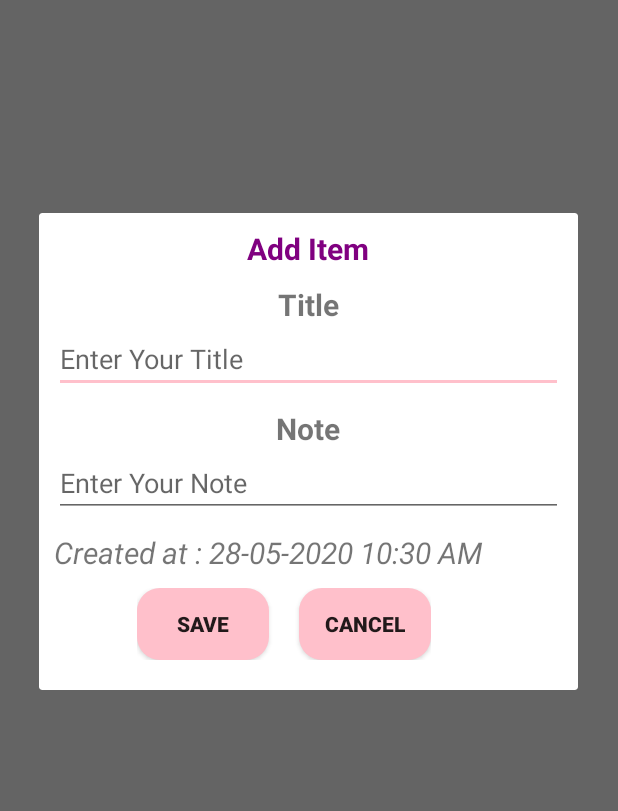
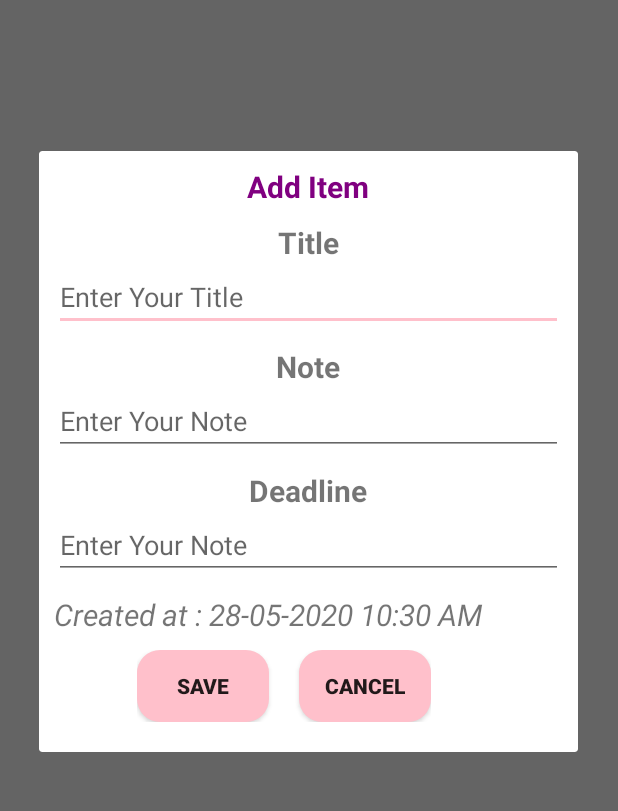
Before and after one commit to rofifahnurul/Tugas-App-toDoList, an Android app: the screen it shows after launch (MainActivity), after a tap on "Add", on a phone screen of 412 x 824 dp, the part 166-977 px from its top. Run offline under Robolectric (Android 15) with nearby library versions, the phone set to English and light mode, and no system bars; our stand-ins replace Room's generated code.

Commit message:
Layout for deadline

```diff
--- a/ToDo-List/app/src/main/java/id/ac/unhas/todolist/main/MainActivity.kt
+++ b/ToDo-List/app/src/main/java/id/ac/unhas/todolist/main/MainActivity.kt
@@ -64,6 +64,8 @@ class MainActivity : AppCompatActivity() {
         val note = view.findViewById<TextView>(R.id.addNote)
         val title = view.findViewById<TextView>(R.id.addTittle)
         val dateCreate = view.findViewById<TextView>(R.id.addDate)
+        val deadline = view.findViewById<TextView>(R.id.addDeadline)
+
         val saveBtn = view.findViewById<Button>(R.id.saveBtn)
         val cancelBtn = view.findViewById<Button>(R.id.cancelBtn)
 
@@ -119,8 +121,10 @@ class MainActivity : AppCompatActivity() {
 
         val editTitle = view.findViewById<TextView>(R.id.editTittle)
         val editNote = view.findViewById<TextView>(R.id.editNote)
+        val editDate = view.findViewById<TextView>(R.id.editDate)
+        val editDeadline = view.findViewById<TextView>(R.id.editDeadline)
+
         val editBtn = view.findViewById<Button>(R.id.editBtn)
-        val editDate = view.findViewById<TextView>(R.id.editDate)
         val cancelBtn = view.findViewById<Button>(R.id.cancelBtn)
 
         val alert = AlertDialog.Builder(this).setView(view).show()
--- a/ToDo-List/app/src/main/res/layout/add_layout.xml
+++ b/ToDo-List/app/src/main/res/layout/add_layout.xml
@@ -3,8 +3,8 @@
     xmlns:tools="http://schemas.android.com/tools"
     android:orientation="vertical"
     android:layout_width="match_parent"
-    android:layout_height="wrap_content"
-    >
+    android:layout_height="wrap_content">
+
     <TextView
         android:layout_width="match_parent"
         android:layout_height="wrap_content"
@@ -59,6 +59,25 @@
         android:layout_height="wrap_content"
         android:layout_marginTop="10dp"
         android:textSize="20sp"
+        android:textStyle="bold"
+        android:layout_marginStart="10dp"
+        android:layout_marginEnd="10dp"
+        android:text="@string/Deadline"
+        android:textAlignment="center"/>
+
+    <EditText
+        android:layout_width="match_parent"
+        android:layout_marginStart="10dp"
+        android:layout_marginEnd="10dp"
+        android:layout_height="match_parent"
+        android:hint="@string/hintNote"
+        android:id="@+id/addDeadline"/>
+
+    <TextView
+        android:layout_width="match_parent"
+        android:layout_height="wrap_content"
+        android:layout_marginTop="10dp"
+        android:textSize="20sp"
         android:textStyle="italic"
         android:layout_marginStart="10dp"
         android:layout_marginEnd="10dp"
--- a/ToDo-List/app/src/main/res/values/strings.xml
+++ b/ToDo-List/app/src/main/res/values/strings.xml
@@ -14,4 +14,5 @@
     <string name="editDate">Updated at : </string>
     <string name="addAlert">Add Item </string>
     <string name="editAlert">Edit Item below</string>
+    <string name="Deadline">Deadline</string>
 </resources>
```
Also changed, not shown: ToDo-List/app/src/main/res/layout/edit_layout.xml (+20 -0 lines).
